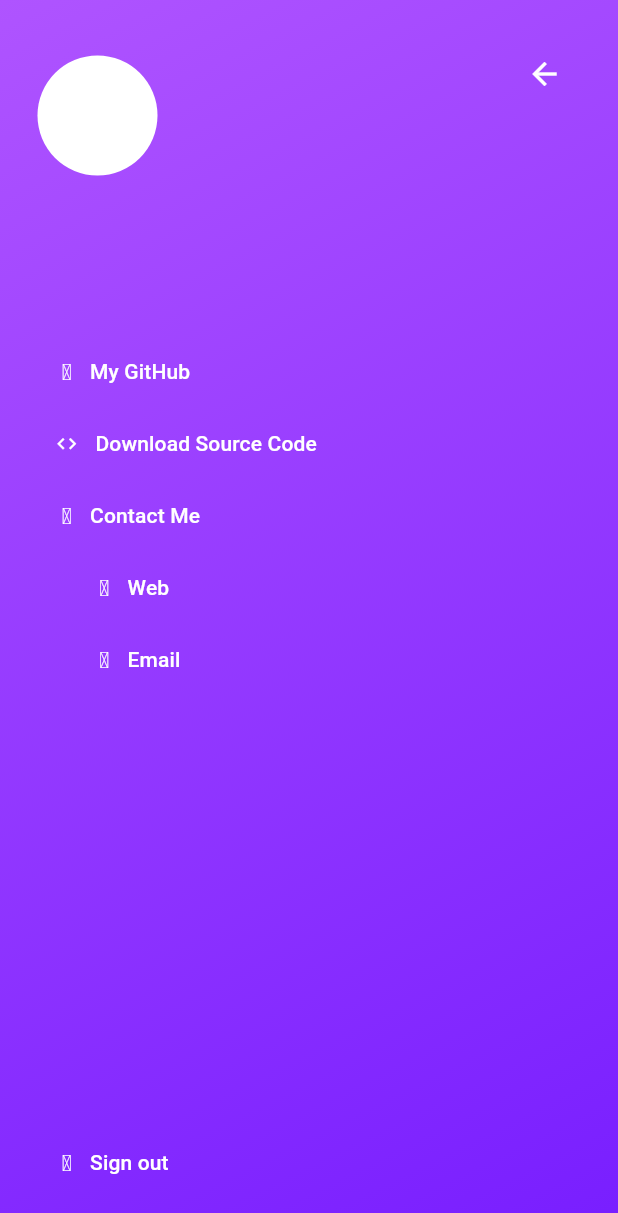
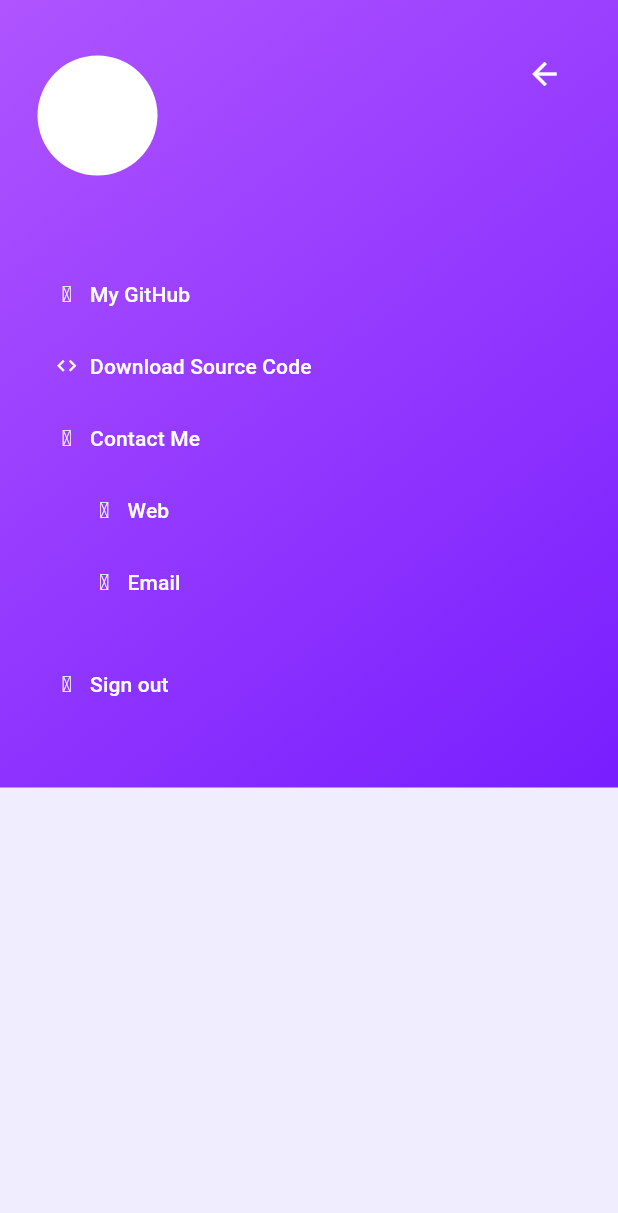
Before and after one commit to Osama369/studybuddy, a Flutter app: the CustomDrawer widget shown alone on an empty page, opened directly, on a phone screen of 412 x 824 dp. Shown: the top 1213 px of the screen. Run offline on Flutter 3.47's test engine with Material 3 defaults, Android fonts, the phone set to English and light mode, and no system bars; our stand-ins replace cloud_firestore, firebase_auth, firebase_core, firebase_storage, flutter_local_notifications, flutter_svg and 7 more; missing offline and left inert: easy_separator; accounts and stored records are empty; project files that could hold a hidden picture were left out.

Commit message:
final updates

```diff
--- a/lib/screens/home/custom_drawer.dart
+++ b/lib/screens/home/custom_drawer.dart
@@ -3,8 +3,6 @@ import 'package:get/get.dart';
 import 'package:studyapp/configs/configs.dart';
 import 'package:studyapp/controllers/controllers.dart';
 import 'package:studyapp/screens/auth_and_profile/profile_screen.dart';
-
-import '../auth_and_profile/profile_screen.dart';
 
 class CustomDrawer extends GetView<MyDrawerController> {
   const CustomDrawer({Key? key}) : super(key: key);
@@ -18,7 +16,9 @@ class CustomDrawer extends GetView<MyDrawerController> {
       child: Theme(
         data: ThemeData(
           textButtonTheme: TextButtonThemeData(
-                style: TextButton.styleFrom(foregroundColor: kOnSurfaceTextColor))),
+            style: TextButton.styleFrom(foregroundColor: kOnSurfaceTextColor),
+          ),
+        ),
         child: SafeArea(
           child: Stack(
             children: [
@@ -30,25 +30,34 @@ class CustomDrawer extends GetView<MyDrawerController> {
                   onPressed: () {
                     controller.toggleDrawer();
                   },
-                    )),
-                Padding(
+                ),
+              ),
+              // Wrap Column in SingleChildScrollView
+              SingleChildScrollView(
+                child: Padding(
                   padding: EdgeInsets.only(
-                      right: MediaQuery.of(context).size.width * 0.3),
+                    right: MediaQuery.of(context).size.width * 0.3,
+                  ),
                   child: Column(
                     crossAxisAlignment: CrossAxisAlignment.start,
                     children: [
+                      // User Sign-in or Profile Picture
                       Obx(() => controller.user.value == null
                           ? TextButton.icon(
                         icon: const Icon(Icons.login_rounded),
                         style: TextButton.styleFrom(
-                              foregroundColor: Colors.white, padding: const EdgeInsets.symmetric(
+                          foregroundColor: Colors.white,
+                          padding: const EdgeInsets.symmetric(
                               vertical: 10, horizontal: 15),
                           elevation: 0,
-                              backgroundColor: Colors.white.withOpacity(0.5)),
+                          backgroundColor:
+                          Colors.white.withOpacity(0.5),
+                        ),
                         onPressed: () {
                           controller.signIn();
                         },
-                          label: const Text("Sign in"))
+                        label: const Text("Sign in"),
+                      )
                           : GestureDetector(
                         onTap: () {
                           Get.toNamed(ProfileScreen.routeName);
@@ -56,11 +65,12 @@ class CustomDrawer extends GetView<MyDrawerController> {
                         child: Align(
                           alignment: Alignment.centerLeft,
                           child: Padding(
-                            padding:
-                            const EdgeInsets.only(top: 12, bottom: 10),
+                            padding: const EdgeInsets.only(
+                                top: 12, bottom: 10),
                             child: CircleAvatar(
-                              foregroundImage:
-                              controller.user.value!.photoURL == null
+                              foregroundImage: controller.user.value!
+                                  .photoURL ==
+                                  null
                                   ? null
                                   : NetworkImage(
                                   controller.user.value!.photoURL!),
@@ -70,48 +80,55 @@ class CustomDrawer extends GetView<MyDrawerController> {
                           ),
                         ),
                       )),
+                      // User Display Name
                       Obx(
                             () => controller.user.value == null
                             ? const SizedBox()
-                            : Text(controller.user.value!.displayName ?? '',
+                            : Text(
+                          controller.user.value!.displayName ?? '',
                           style: const TextStyle(
                             fontWeight: FontWeight.w900,
                             fontSize: 18,
-                                color: kOnSurfaceTextColor)),
+                            color: kOnSurfaceTextColor,
                           ),
-                      const Spacer(flex: 1),
+                        ),
+                      ),
+                      const SizedBox(height: 20), // Added spacing
+                      // Drawer Buttons
                       _DrawerButton(
                         onPressed: () => controller.github(),
                         icon: AppIcons.github,
-                          label: 'My GitHub'),
+                        label: 'My GitHub',
+                      ),
                       _DrawerButton(
                         icon: Icons.code,
-                        label: ' Download Source Code',
+                        label: 'Download Source Code',
                         onPressed: () => controller.downloadSourceCode(),
                       ),
                       _DrawerButton(
                         icon: AppIcons.contact,
                         label: 'Contact Me',
-                          onPressed: () {}),
+                        onPressed: () {},
+                      ),
                       Padding(
                         padding: const EdgeInsets.only(left: 25),
                         child: Column(
                           crossAxisAlignment: CrossAxisAlignment.stretch,
                           children: [
                             _DrawerButton(
-                                icon: AppIcons.web, label: 'Web', onPressed: () {}),
+                              icon: AppIcons.web,
+                              label: 'Web',
+                              onPressed: () {},
+                            ),
                             _DrawerButton(
                               icon: AppIcons.email,
                               label: 'Email',
-                                onPressed:  () => controller.email()),
-                            // _DrawerButton(
-                            //     icon: AppIcons.github,
-                            //     label: 'GitHub',
-                            //     onPressed: () {}),
+                              onPressed: () => controller.email(),
+                            ),
                           ],
                         ),
                       ),
-                      const Spacer(flex: 4),
+                      const SizedBox(height: 20), // Added spacing
                       _DrawerButton(
                         icon: AppIcons.logout,
                         label: 'Sign out',
@@ -119,11 +136,14 @@ class CustomDrawer extends GetView<MyDrawerController> {
                           controller.signOut();
                         },
                       ),
+                      const SizedBox(height: 20), // Added spacing
                     ],
                   ),
                 ),
+              ),
             ],
-            )),
+          ),
+        ),
       ),
     );
   }
@@ -149,6 +169,10 @@ class _DrawerButton extends StatelessWidget {
         icon,
         size: 15,
       ),
-        label: Align(alignment: Alignment.centerLeft, child: Text(label)));
+      label: Align(
+        alignment: Alignment.centerLeft,
+        child: Text(label),
+      ),
+    );
   }
 }
--- a/lib/services/notification/notification_service.dart
+++ b/lib/services/notification/notification_service.dart
@@ -22,7 +22,7 @@ class NotificationService extends GetxService {
     AndroidInitializationSettings('@drawable/app_notification_icon');
 
     InitializationSettings initializationSettings =
-    InitializationSettings(android: androidInitializationSettings);
+    const InitializationSettings(android: androidInitializationSettings);
 
     await _notifications.initialize(
       initializationSettings,
@@ -93,5 +93,6 @@ class NotificationService extends GetxService {
     } catch (e) {
       AppLogger.e(e);
     }
+    return null;
   }
 }
```
Also changed, not shown: lib/controllers/leader_board/leader_board_controller.dart (+20 -10 lines), lib/main.dart (+15 -11 lines), 1 other file. Lines whose indentation alone changed are shown as unchanged.
